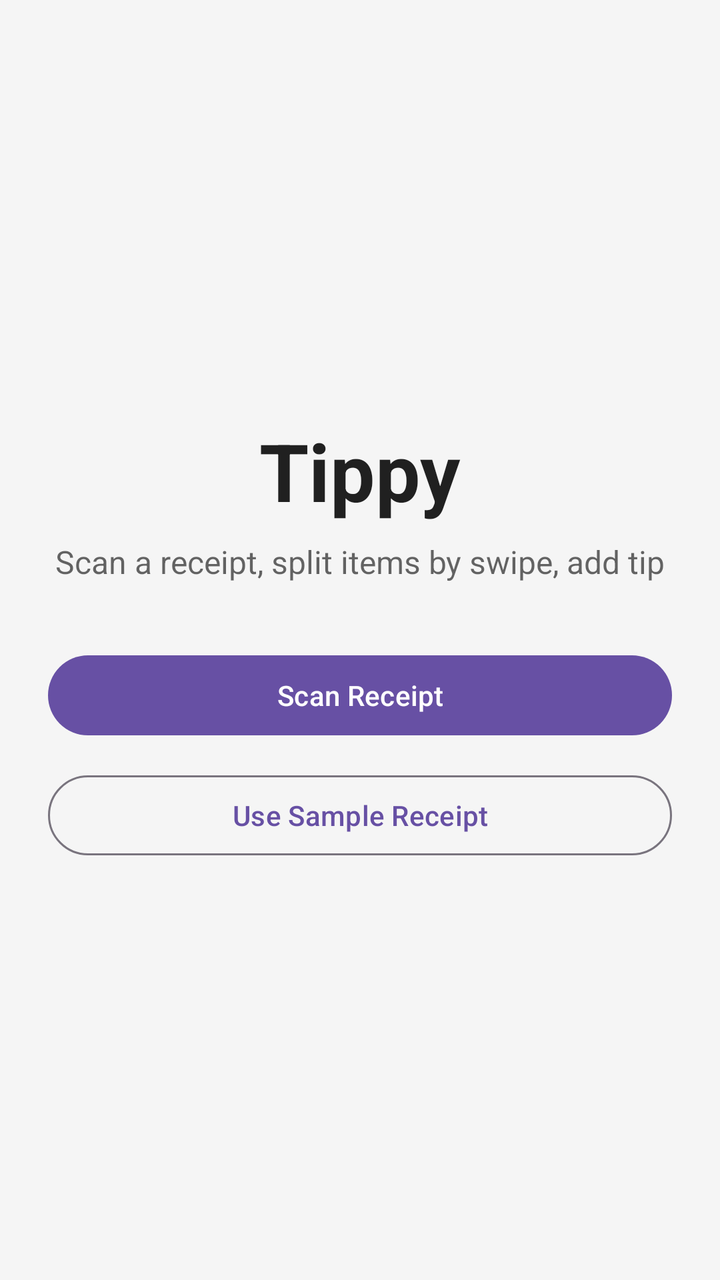
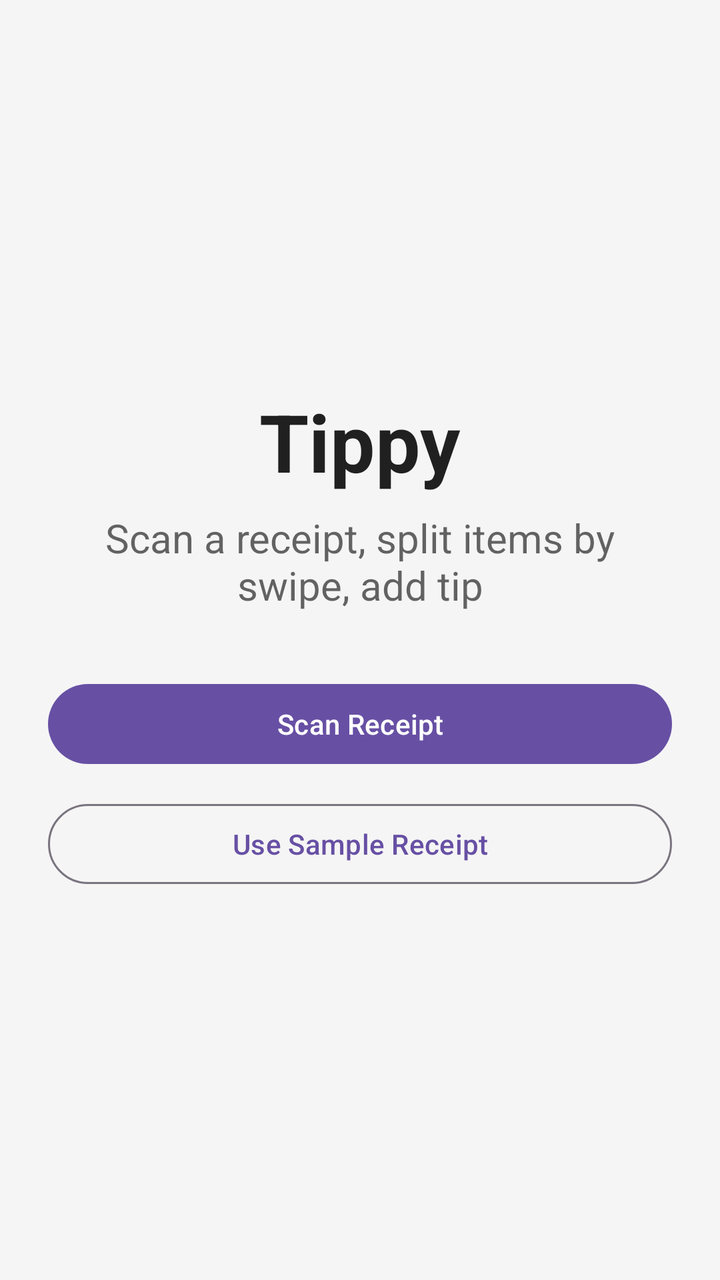

Two renders of the same Android screen: before a commit and after it. Below are the layout's source before the change and the commit's diff.
<!-- AndroidManifest.xml: application theme Theme.Tippy -->
<!-- res/layout/activity_main.xml -->
<?xml version="1.0" encoding="utf-8"?>
<androidx.constraintlayout.widget.ConstraintLayout xmlns:android="http://schemas.android.com/apk/res/android"
    xmlns:app="http://schemas.android.com/apk/res-auto"
    xmlns:tools="http://schemas.android.com/tools"
    android:id="@+id/main"
    android:layout_width="match_parent"
    android:layout_height="match_parent"
    android:background="@color/background"
    android:padding="24dp"
    tools:context=".MainActivity">

    <TextView
        android:id="@+id/titleText"
        android:layout_width="wrap_content"
        android:layout_height="wrap_content"
        android:text="@string/app_name"
        android:textColor="@color/text_primary"
        android:textSize="40sp"
        android:textStyle="bold"
        app:layout_constraintBottom_toTopOf="@+id/subtitleText"
        app:layout_constraintEnd_toEndOf="parent"
        app:layout_constraintStart_toStartOf="parent"
        app:layout_constraintTop_toTopOf="parent"
        app:layout_constraintVertical_chainStyle="packed" />

    <TextView
        android:id="@+id/subtitleText"
        android:layout_width="0dp"
        android:layout_height="wrap_content"
        android:layout_marginTop="8dp"
        android:gravity="center"
        android:text="Scan a receipt, split items by swipe, add tip"
        android:textColor="@color/text_secondary"
        android:textSize="16sp"
        app:layout_constraintBottom_toTopOf="@+id/btnScan"
        app:layout_constraintEnd_toEndOf="parent"
        app:layout_constraintStart_toStartOf="parent"
        app:layout_constraintTop_toBottomOf="@+id/titleText" />

    <com.google.android.material.button.MaterialButton
        android:id="@+id/btnScan"
        android:layout_width="0dp"
        android:layout_height="wrap_content"
        android:layout_marginTop="32dp"
        android:text="@string/scan_receipt"
        app:layout_constraintBottom_toTopOf="@+id/btnSample"
        app:layout_constraintEnd_toEndOf="parent"
        app:layout_constraintStart_toStartOf="parent"
        app:layout_constraintTop_toBottomOf="@+id/subtitleText" />

    <com.google.android.material.button.MaterialButton
        android:id="@+id/btnSample"
        style="@style/Widget.Material3.Button.OutlinedButton"
        android:layout_width="0dp"
        android:layout_height="wrap_content"
        android:layout_marginTop="12dp"
        android:text="@string/use_sample_receipt"
        app:layout_constraintBottom_toBottomOf="parent"
        app:layout_constraintEnd_toEndOf="parent"
        app:layout_constraintStart_toStartOf="parent"
        app:layout_constraintTop_toBottomOf="@+id/btnScan" />

    <ProgressBar
        android:id="@+id/progressBar"
        android:layout_width="wrap_content"
        android:layout_height="wrap_content"
        android:visibility="gone"
        app:layout_constraintBottom_toBottomOf="parent"
        app:layout_constraintEnd_toEndOf="parent"
        app:layout_constraintStart_toStartOf="parent"
        app:layout_constraintTop_toTopOf="parent" />

</androidx.constraintlayout.widget.ConstraintLayout>
<!-- resources referenced by this layout -->
<resources>
  <color name="background">#FFF5F5F5</color>
  <color name="text_primary">#DE000000</color>
  <color name="text_secondary">#99000000</color>
  <string name="app_name">Tippy</string>
  <string name="scan_receipt">Scan Receipt</string>
  <string name="use_sample_receipt">Use Sample Receipt</string>
  <style name="Theme.Tippy" parent="Base.Theme.Tippy" />
  <style name="Base.Theme.Tippy" parent="Theme.Material3.DayNight.NoActionBar">
          
          
      </style>
</resources>

<!-- the commit's change to res/layout/activity_main.xml (unified diff, before → after) -->
@@ -31,7 +31,7 @@
         android:gravity="center"
         android:text="Scan a receipt, split items by swipe, add tip"
         android:textColor="@color/text_secondary"
-        android:textSize="16sp"
+        android:textSize="20sp"
         app:layout_constraintBottom_toTopOf="@+id/btnScan"
         app:layout_constraintEnd_toEndOf="parent"
         app:layout_constraintStart_toStartOf="parent"
